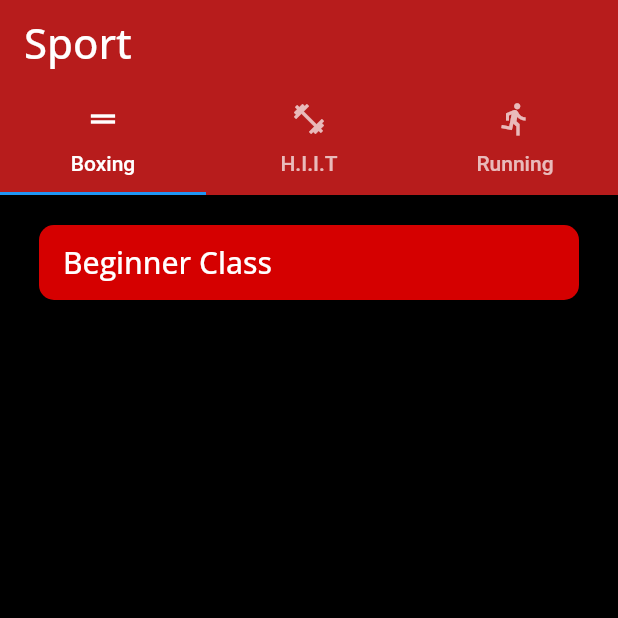
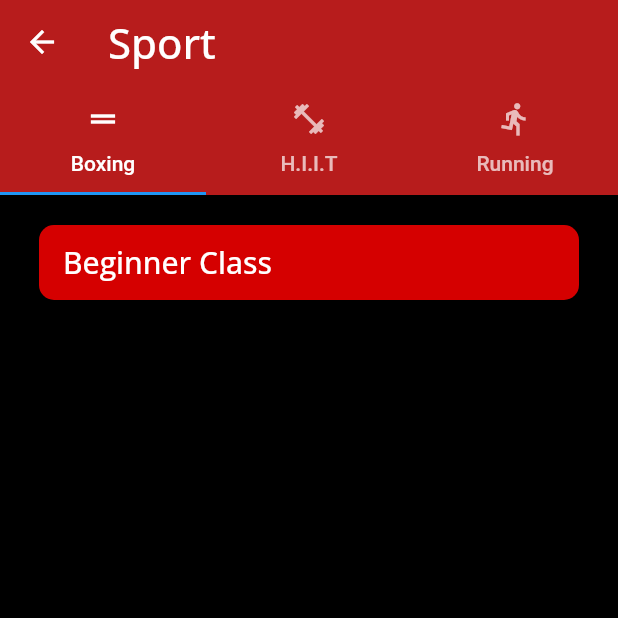
Before and after one commit to juderzzo/TrifectaAppFull, a Flutter app: the HomeRoute screen opened directly, after a tap on "See Sport", on a phone screen of 412 x 824 dp, the top half of it. Run offline on Flutter 3.47's test engine with Material 2 defaults, Android fonts, the phone set to English and light mode, and no system bars; our stand-ins replace google_fonts, table_calendar; missing offline and left inert: agora_rtc_engine.

```diff
--- a/TrifectaApp/lib/landing/classes.dart
+++ b/TrifectaApp/lib/landing/classes.dart
@@ -24,12 +24,21 @@ class _ClassRouteState extends State<ClassRoute> {
   @override
   Widget build(BuildContext context) {
     return MaterialApp(
-      home: DefaultTabController(
+      home: SafeArea(
+
+        child: DefaultTabController(
         length: 3,
-        child: Scaffold(
+          child: Scaffold(
           backgroundColor: Colors.black,
           appBar: AppBar(
             backgroundColor: Colors.red[900],
+            //optional
+            leading: FlatButton(
+              child: Icon(Icons.arrow_back, color: Colors.white),
+              onPressed: (){
+                Navigator.pop(context);
+              },
+            ),
             title: Text(
               "Sport",
               style: GoogleFonts.openSans(
@@ -103,6 +112,7 @@ class _ClassRouteState extends State<ClassRoute> {
           ),
         ),
       ),
+      ),
     );
   }
 }
--- a/TrifectaApp/lib/landing/homepage.dart
+++ b/TrifectaApp/lib/landing/homepage.dart
@@ -4,9 +4,10 @@ import 'dart:convert';
 import 'package:flutter/material.dart';
 import 'package:http/http.dart' as http;
 import '../main.dart';
+import '../signup.dart';
 import 'package:google_fonts/google_fonts.dart';
 import 'classes.dart';
-
+import 'schedule.dart';
 
 
 class Constants{
@@ -36,10 +37,24 @@ class _HomeRouteState extends State<HomeRoute>{
     super.initState();
   }
 
+  void scheduleRouter() {
+      Navigator.push(
+      context,
+      MaterialPageRoute(builder: (context) => ScheduleRoute()),
+    );
+  }
+
+
   void choiceAction(String choice){
     if(choice == Constants.Profile){
       Navigator.pop(context);
     }
+
+    if(choice == Constants.Schedule){
+      scheduleRouter();
+    }
+
+
 
     //just reroute to all of the pages in the navbar
   }
@@ -51,7 +66,8 @@ class _HomeRouteState extends State<HomeRoute>{
   @override
   Widget build(BuildContext context) {
     return Scaffold(
-        body: Center(
+        body: SafeArea(
+          child: Center(
 
               child: Container(
                       decoration: BoxDecoration(
@@ -74,7 +90,7 @@ class _HomeRouteState extends State<HomeRoute>{
 
                             children:[
                               Container(
-                                height: 100,
+                                height: 97,
                                 child: Row(
                                   //padding: EdgeInsets.fromLTRB(0, 33, 0, 0),
                                 children:[
@@ -405,6 +421,7 @@ class _HomeRouteState extends State<HomeRoute>{
             ),
         ),
     ),
+        ),
 
     );
 
--- a/TrifectaApp/pubspec.yaml
+++ b/TrifectaApp/pubspec.yaml
@@ -32,6 +32,8 @@ dependencies:
   http: ^0.12.2
   google_fonts: ^1.0.0
   agora_rtc_engine: ^3.0.1-dev.7
+  table_calendar: ^2.2.3
+  intl: ^0.16.1
 
 dev_dependencies:
   flutter_test:
```
Also changed, not shown: TrifectaApp/lib/landing/schedule.dart (added, +50 -0 lines), TrifectaApp/lib/main.dart (+9 -3 lines), TrifectaApp/lib/landing/profile.dart (added), TrifectaApp/pubspec.lock, 3 other files.
